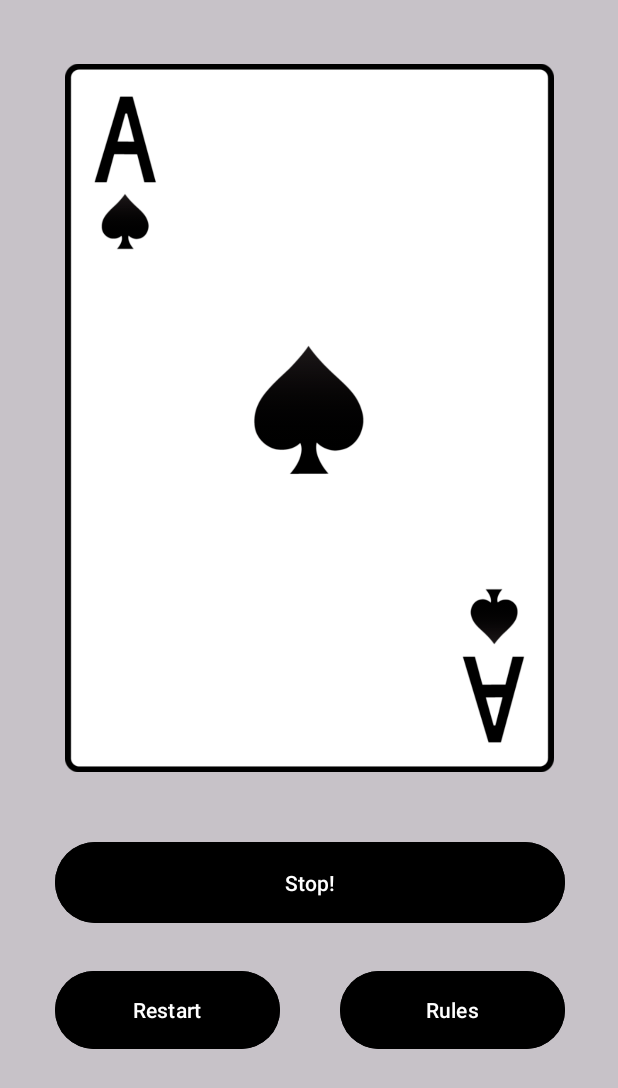
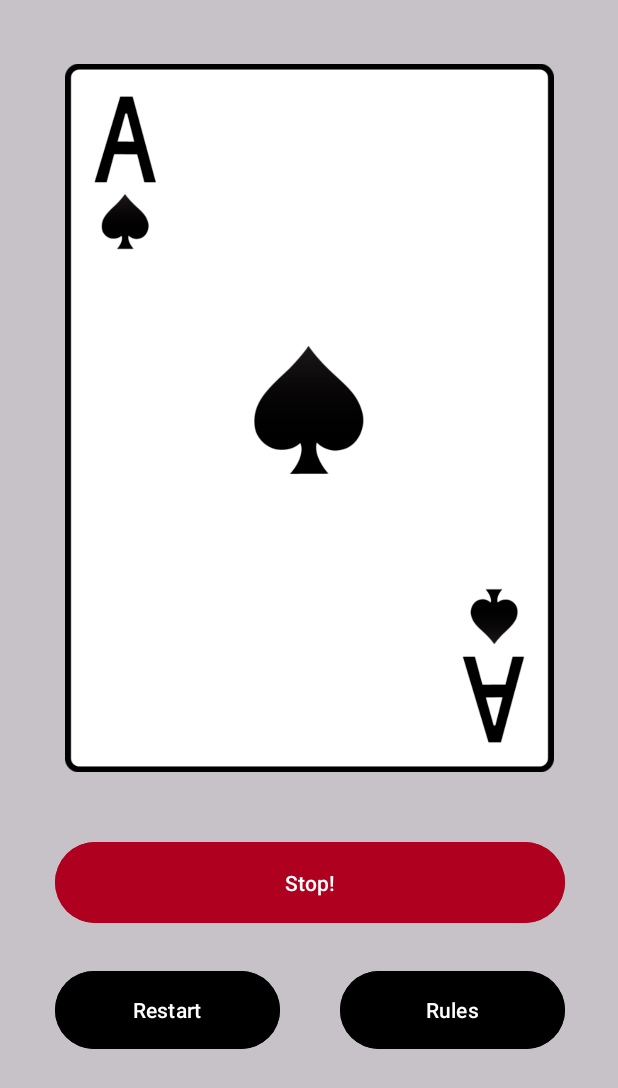
Before and after one commit to Yusufjo/CardWorkout, an Android app: the layout activity_main.xml on its own in the app's theme, with its tools: preview values and no code run, on a phone screen of 412 x 824 dp. Shown: the top 1088 px of the screen. Run offline under Robolectric (Android 15) with nearby library versions, the phone set to English and light mode, and no system bars.

Commit message:
strings added to strings.xml

```diff
--- a/app/src/main/res/layout/activity_main.xml
+++ b/app/src/main/res/layout/activity_main.xml
@@ -6,32 +6,6 @@
     android:layout_height="match_parent"
     android:background="@color/cardview_shadow_start_color"
     tools:context=".MainActivity">
-
-
-    <Button
-        android:id="@+id/buttonStop"
-        android:layout_width="340dp"
-        android:layout_height="62dp"
-        android:layout_marginTop="24dp"
-        android:backgroundTint="@color/black"
-        android:text="Stop!"
-        app:layout_constraintEnd_toEndOf="@+id/imageView5"
-        app:layout_constraintStart_toStartOf="@+id/imageView5"
-        app:layout_constraintTop_toBottomOf="@+id/imageView5" />
-
-    <Button
-        android:id="@+id/buttonRestart"
-        style="@style/optionButton"
-        android:text="Restart"
-        app:layout_constraintStart_toStartOf="@+id/buttonStop"
-        app:layout_constraintTop_toBottomOf="@+id/buttonStop" />
-
-    <Button
-        android:id="@+id/buttonRules"
-        style="@style/optionButton"
-        android:text="Rules"
-        app:layout_constraintEnd_toEndOf="@+id/buttonStop"
-        app:layout_constraintTop_toBottomOf="@+id/buttonStop" />
 
     <ImageView
         android:id="@+id/imageView5"
@@ -44,4 +18,32 @@
         app:srcCompat="@drawable/card1" />
 
 
+    <Button
+        android:id="@+id/buttonStop"
+        android:layout_width="340dp"
+        android:layout_height="62dp"
+        android:layout_marginTop="24dp"
+        android:backgroundTint="@color/design_default_color_error"
+        android:text="@string/stop"
+        app:layout_constraintEnd_toEndOf="@+id/imageView5"
+        app:layout_constraintStart_toStartOf="@+id/imageView5"
+        app:layout_constraintTop_toBottomOf="@+id/imageView5" />
+
+    <Button
+        android:id="@+id/buttonRestart"
+        style="@style/optionButton"
+        android:text="@string/restart"
+        app:layout_constraintStart_toStartOf="@+id/buttonStop"
+        app:layout_constraintTop_toBottomOf="@+id/buttonStop" />
+
+    <Button
+        android:id="@+id/buttonRules"
+        style="@style/optionButton"
+        android:text="@string/rules_button"
+        app:layout_constraintEnd_toEndOf="@+id/buttonStop"
+        app:layout_constraintTop_toBottomOf="@+id/buttonStop" />
+
+
+
+
 </androidx.constraintlayout.widget.ConstraintLayout>
--- a/app/src/main/res/values/strings.xml
+++ b/app/src/main/res/values/strings.xml
@@ -6,4 +6,7 @@
     <string name="sit">= Sit-up</string>
     <string name="burpees">= Burpees</string>
     <string name="jump">= Jumping Jacks</string>
+    <string name="stop">Stop!</string>
+    <string name="restart">Restart</string>
+    <string name="rules_button">Rules</string>
 </resources>
```
